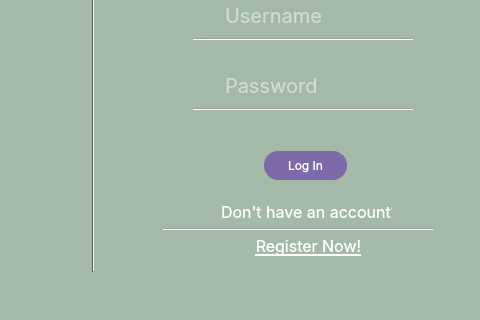
Qt form FinTech/mainwindow.ui (codingburgas/finance-challenge-fintech) before a commit; both pictures show x 197 to 677 and y 109 to 429 of the 677 by 429 pixel window.
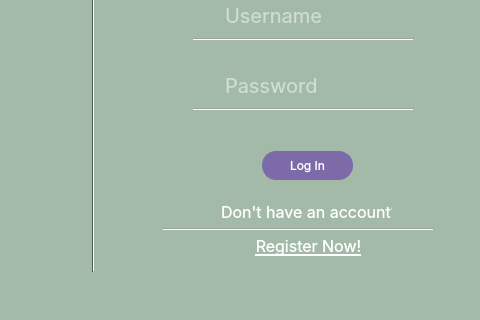
The same form after that commit. Icons and pictures are not drawn.

Diff of the .ui file:
```diff
--- a/FinTech/mainwindow.ui
+++ b/FinTech/mainwindow.ui
@@ -492,10 +492,10 @@
    <widget class="QLabel" name="logInImage">
     <property name="geometry">
      <rect>
-      <x>20</x>
-      <y>70</y>
-      <width>262</width>
-      <height>262</height>
+      <x>10</x>
+      <y>48</y>
+      <width>277</width>
+      <height>315</height>
      </rect>
     </property>
     <property name="styleSheet">
@@ -610,9 +610,9 @@
    <widget class="QPushButton" name="pushButton">
     <property name="geometry">
      <rect>
-      <x>461</x>
+      <x>459</x>
       <y>260</y>
-      <width>83</width>
+      <width>91</width>
       <height>29</height>
      </rect>
     </property>
```
Left out of the diff: 2 changed lines with no effect on the pictures.
